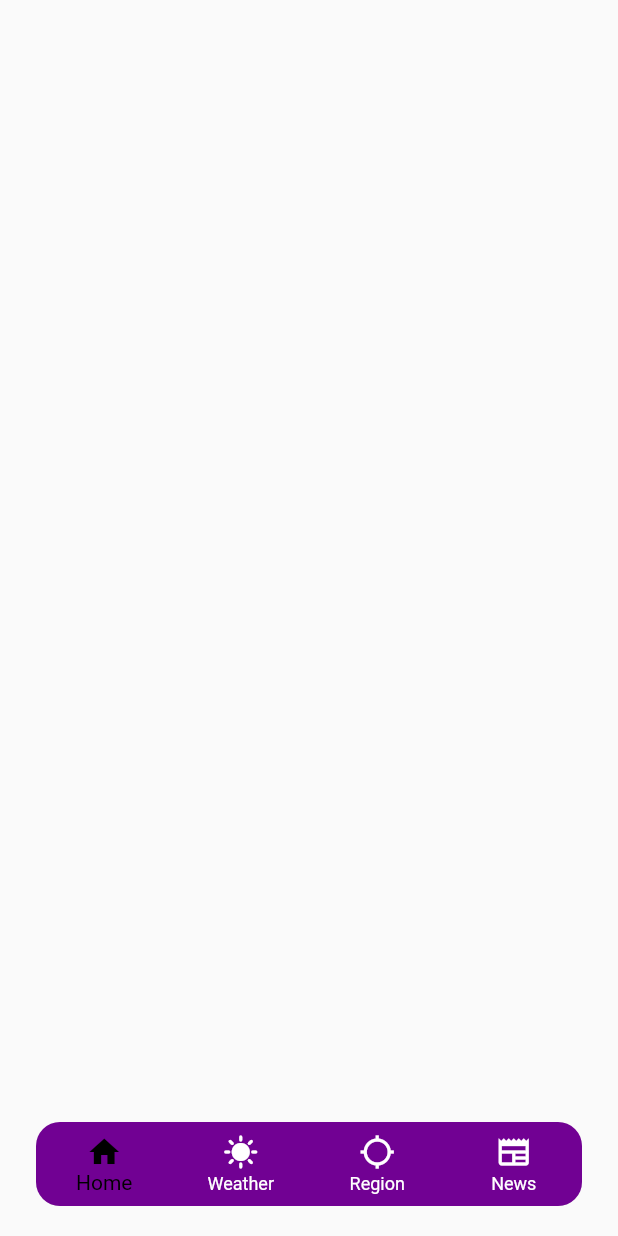
After one commit to emmanueledem/worlad, a Flutter app: the screen it shows after launch, after a tap on "Get Started", on a phone screen of 412 x 824 dp. The commit adds this screen. Run offline on Flutter 3.47's test engine with Material 2 defaults, Android fonts, the phone set to English and light mode, and no system bars; our stand-ins replace gap.

Commit message:
bottom nav bar

```diff
--- a/lib/app/shared/assets.dart
+++ b/lib/app/shared/assets.dart
@@ -1,4 +1,3 @@
-import 'package:worlad/features/onboarding_screen.dart';
 
 class Appasset {
   static const appIcon = 'assets/images/appLogo.ico';
--- a/lib/core/navigators/router.dart
+++ b/lib/core/navigators/router.dart
@@ -1,8 +1,10 @@
 import 'package:flutter/material.dart';
+import 'package:worlad/features/home/intro_screen.dart';
 import 'package:worlad/features/news/presentation/pages/search_news.dart';
 import 'package:worlad/features/news/presentation/pages/view_news.dart';
 import 'package:worlad/features/onboarding_screen.dart';
 import 'package:worlad/features/regions/presentation/pages/all_cities.dart';
+import 'package:worlad/features/regions/presentation/pages/all_states.dart';
 import 'package:worlad/features/weather/presentation/pages/weather_history.dart';
 import 'package:worlad/features/weather/presentation/pages/weather_result.dart';
 import 'package:worlad/features/weather/presentation/pages/weather_search.dart';
@@ -11,6 +13,13 @@ import 'navigators.dart';
 class Routers {
   static Route<dynamic> generateRoute(RouteSettings settings) {
     switch (settings.name) {
+       case Routes.introScreen:
+        return _getPageRoute(
+          routeName: settings.name,
+          viewToShow: const IntroScreen(),
+        );
+
+
       case Routes.viewNewsPage:
         return _getPageRoute(
           routeName: settings.name,
@@ -31,7 +40,7 @@ class Routers {
       case Routes.allStatesPage:
         return _getPageRoute(
           routeName: settings.name,
-          viewToShow: const AllCities(),
+          viewToShow: const AllStates(),
         );
 
       case Routes.weatherSearchPage:
--- a/lib/core/navigators/routes.dart
+++ b/lib/core/navigators/routes.dart
@@ -1,4 +1,5 @@
 class Routes {
+  static const String introScreen = '/introScreen';
   static const String weatherSearchPage = '/weatherSearchPage';
   static const String weatherResultPage = '/weatherResultPage';
   static const String weatherHistoryPage = '/weatherHistoryPage';
--- /dev/null
+++ b/lib/features/home/home_screen.dart
@@ -0,0 +1,15 @@
+import 'package:flutter/material.dart';
+
+class HomeScreen extends StatefulWidget {
+  const HomeScreen({ Key? key }) : super(key: key);
+
+  @override
+  State<HomeScreen> createState() => _HomeScreenState();
+}
+
+class _HomeScreenState extends State<HomeScreen> {
+  @override
+  Widget build(BuildContext context) {
+    return Container();
+  }
+}
--- /dev/null
+++ b/lib/features/home/intro_screen.dart
@@ -0,0 +1,76 @@
+import 'package:flutter/material.dart';
+
+import 'package:worlad/app/shared/colors.dart';
+import 'package:worlad/features/home/home_screen.dart';
+import 'package:worlad/features/news/presentation/pages/all_news.dart';
+import 'package:worlad/features/regions/presentation/pages/all_countries.dart';
+import 'package:worlad/features/weather/presentation/pages/weather_main.dart';
+
+class IntroScreen extends StatefulWidget {
+  const IntroScreen({Key? key}) : super(key: key);
+
+  @override
+  State<IntroScreen> createState() => _IntroScreenState();
+}
+
+class _IntroScreenState extends State<IntroScreen> {
+  int _selectedIndex = 0;
+
+  static const List<Widget> _widgetOptions = <Widget>[
+    HomeScreen(),
+    WeatherMain(),
+    AllCountries(),
+    AllNews(),
+  ];
+  void _onItemTapped(int index) {
+    setState(() {
+      _selectedIndex = index;
+    });
+  }
+
+  @override
+  Widget build(BuildContext context) {
+    return Scaffold(
+      body: Stack(
+        children: [
+          _widgetOptions.elementAt(_selectedIndex),
+          Padding(
+            padding: const EdgeInsets.only(bottom: 20.0, right: 24, left: 24),
+            child: Align(
+              alignment: const Alignment(0.0, 1.0),
+              child: ClipRRect(
+                borderRadius: BorderRadius.circular(16),
+                child: BottomNavigationBar(
+                  unselectedItemColor: const Color(0xffFFFFFF),
+                  backgroundColor: AppColor.appColour,
+                  currentIndex: _selectedIndex,
+                  selectedItemColor: Colors.black,
+                  onTap: _onItemTapped,
+                  type: BottomNavigationBarType.fixed,
+                  items: const <BottomNavigationBarItem>[
+                    BottomNavigationBarItem(
+                      icon: Icon(Icons.home),
+                      label: 'Home',
+                    ),
+                    BottomNavigationBarItem(
+                      icon: Icon(Icons.sunny),
+                      label: 'Weather',
+                    ),
+                    BottomNavigationBarItem(
+                      icon: Icon(Icons.location_searching),
+                      label: 'Region',
+                    ),
+                    BottomNavigationBarItem(
+                      icon: Icon(Icons.newspaper),
+                      label: 'News',
+                    ),
+                  ],
+                ),
+              ),
+            ),
+          )
+        ],
+      ),
+    );
+  }
+}
--- a/lib/features/onboarding_screen.dart
+++ b/lib/features/onboarding_screen.dart
@@ -1,6 +1,7 @@
 import 'package:flutter/material.dart';
 import 'package:worlad/app/shared/assets.dart';
 import 'package:worlad/app/shared/colors.dart';
+import 'package:worlad/core/navigators/navigators.dart';
 
 class OnboardingScreen extends StatelessWidget {
   const OnboardingScreen({Key? key}) : super(key: key);
@@ -36,6 +37,10 @@ class OnboardingScreen extends StatelessWidget {
             bottom: 122,
             left: 20,
             right: 20,
+            child: InkWell(
+              onTap: () {
+                Navigator.pushNamed(context, Routes.introScreen);
+              },
               child: Container(
                 width: 314,
                 height: 55,
@@ -44,7 +49,7 @@ class OnboardingScreen extends StatelessWidget {
                   borderRadius: BorderRadius.circular(30),
                 ),
                 child: const Padding(
-                padding: EdgeInsets.only(top: 15),
+                  padding: EdgeInsets.symmetric(vertical: 15),
                   child: Text(
                     'Get Started',
                     style: TextStyle(
@@ -56,7 +61,8 @@ class OnboardingScreen extends StatelessWidget {
                   ),
                 ),
               ),
-          )
+            ),
+          ),
         ],
       ),
     );
--- a/lib/features/splash_screen.dart
+++ b/lib/features/splash_screen.dart
@@ -19,6 +19,7 @@ class _SplashScreenState extends State<SplashScreen> {
     });
     super.initState();
   }
+
 
   @override
   Widget build(BuildContext context) {
--- a/lib/main.dart
+++ b/lib/main.dart
@@ -2,9 +2,13 @@ import 'package:flutter/material.dart';
 import 'package:worlad/features/splash_screen.dart';
 import 'package:worlad/core/navigators/navigators.dart';
 
-void main() async {
-  // WidgetsFlutterBinding.ensureInitialized();
-  runApp(const MyApp());
+bool kReleaseMode = true;
+
+Future<void> main() async {
+  WidgetsFlutterBinding.ensureInitialized();
+  runApp(
+    const MyApp(),
+  );
 }
 
 class MyApp extends StatelessWidget {
--- a/pubspec.yaml
+++ b/pubspec.yaml
@@ -20,6 +20,8 @@ dependencies:
   flutter_spinkit: ^5.1.0
   rflutter_alert: ^2.0.4
   gap: ^2.0.0
+  device_preview: ^1.0.0
+
 
 
 dev_dependencies:
```
Also changed, not shown: lib/core/utils/greeting_utils.dart (added, +20 -0 lines), lib/features/regions/presentation/pages/all_countries.dart (added, +15 -0 lines), lib/features/regions/presentation/pages/all_states.dart (added, +15 -0 lines), lib/features/weather/presentation/pages/weather_main.dart (added, +16 -0 lines), lib/features/home_screen.dart (deleted), pubspec.lock. Lines whose indentation alone changed are shown as unchanged.
